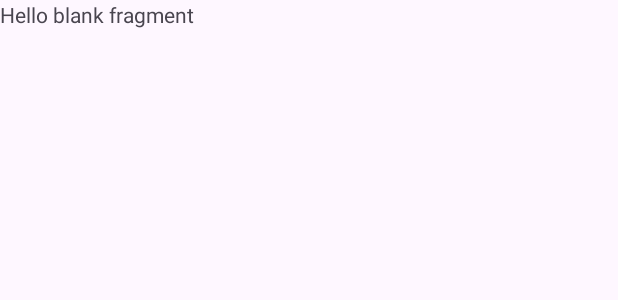
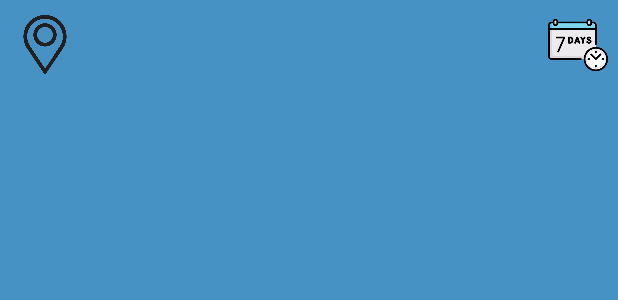
Before and after one commit to Nikolay-Ivanchenko94/WetherNow, an Android app: the layout fragment_week_weather.xml on its own in the app's theme, with its tools: preview values and no code run, on a phone screen of 412 x 824 dp. Shown: the top 300 px of the screen. Run offline under Robolectric (Android 15) with nearby library versions, the phone set to English and light mode, and no system bars; network calls fail.

Commit message:
1.Implement transfer to WeekWeatherFragment with calendar icon click,when i add setOnClickListener, appears mistake. 2.Implement transfer to MapFragment with calendar icon click, when i add setOnClickListener, appears mistake.

```diff
--- a/app/src/main/java/com/example/wethernow/fragment/CityWeatherFragment.java
+++ b/app/src/main/java/com/example/wethernow/fragment/CityWeatherFragment.java
@@ -42,7 +42,6 @@ public class CityWeatherFragment extends Fragment {
         requestCurrentWeather();
         initRecyclerView();
         return binding.getRoot();
-
     }
 
 
--- a/app/src/main/java/com/example/wethernow/fragment/WeekWeatherFragment.java
+++ b/app/src/main/java/com/example/wethernow/fragment/WeekWeatherFragment.java
@@ -1,5 +1,6 @@
 package com.example.wethernow.fragment;
 
+import android.content.Intent;
 import android.os.Bundle;
 
 import androidx.fragment.app.Fragment;
@@ -9,13 +10,21 @@ import android.view.View;
 import android.view.ViewGroup;
 
 import com.example.wethernow.R;
+import com.example.wethernow.databinding.FragmentCityWeatherBinding;
+import com.example.wethernow.databinding.FragmentWeekWeatherBinding;
 
 
 public class WeekWeatherFragment extends Fragment {
 
+    private FragmentWeekWeatherBinding binding;
+
     @Override
     public View onCreateView(LayoutInflater inflater, ViewGroup container,
                              Bundle savedInstanceState) {
-        return inflater.inflate(R.layout.fragment_week_weather, container, false);
+        binding = FragmentWeekWeatherBinding.inflate(inflater,container,false);
+        return binding.getRoot();
+        binding.Bnt7Days.setOnClickListener(v ->{Intent intent = new Intent(WeekWeatherFragment.this, CityWeatherFragment.class)});
+        binding.BtnMap.setOnClickListener(v -> {Intent intent = new Intent(WeekWeatherFragment.this, MapFragment.class)});
+
     }
 }
--- a/app/src/main/res/layout/fragment_week_weather.xml
+++ b/app/src/main/res/layout/fragment_week_weather.xml
@@ -1,14 +1,52 @@
 <?xml version="1.0" encoding="utf-8"?>
-<FrameLayout xmlns:android="http://schemas.android.com/apk/res/android"
+<androidx.constraintlayout.widget.ConstraintLayout xmlns:android="http://schemas.android.com/apk/res/android"
     xmlns:tools="http://schemas.android.com/tools"
     android:layout_width="match_parent"
     android:layout_height="match_parent"
+    xmlns:app="http://schemas.android.com/apk/res-auto"
+    android:background="@drawable/weather_fon"
     tools:context=".fragment.WeekWeatherFragment">
 
-    <!-- TODO: Update blank fragment layout -->
-    <TextView
+
+    <ScrollView
         android:layout_width="match_parent"
         android:layout_height="match_parent"
-        android:text="@string/hello_blank_fragment" />
+        app:layout_constraintBottom_toBottomOf="parent"
+        app:layout_constraintEnd_toEndOf="parent"
+        app:layout_constraintHorizontal_bias="0.0"
+        app:layout_constraintStart_toStartOf="parent"
+        app:layout_constraintTop_toTopOf="parent"
+        app:layout_constraintVertical_bias="0.0">
 
-</FrameLayout>
+
+<LinearLayout
+    android:layout_width="match_parent"
+    android:layout_height="wrap_content">
+
+
+    <Button
+        android:layout_width="40dp"
+        android:layout_height="40dp"
+        android:id="@+id/BtnMap"
+        android:background="@drawable/map"
+        android:layout_marginTop="10dp"
+        android:layout_marginLeft="10dp"/>
+
+
+    <Button
+        android:layout_width="40dp"
+        android:layout_height="40dp"
+        android:id="@+id/Bnt7Days"
+        android:layout_marginTop="10dp"
+        android:background="@drawable/btn7days"
+        android:layout_marginLeft="315dp"/>
+
+
+</LinearLayout>
+
+
+    </ScrollView>
+
+
+
+</androidx.constraintlayout.widget.ConstraintLayout>
--- a/app/src/main/res/values-night/themes.xml
+++ b/app/src/main/res/values-night/themes.xml
@@ -1,6 +1,6 @@
 <resources xmlns:tools="http://schemas.android.com/tools">
     <!-- Base application theme. -->
-    <style name="Base.Theme.WetherNow" parent="Theme.Material3.DayNight.NoActionBar">
+    <style name="Base.Theme.WetherNow" parent="Theme.AppCompat.Light.NoActionBar">
         <!-- Customize your dark theme here. -->
         <!-- <item name="colorPrimary">@color/my_dark_primary</item> -->
     </style>
--- a/app/src/main/res/values/themes.xml
+++ b/app/src/main/res/values/themes.xml
@@ -1,6 +1,6 @@
 <resources xmlns:tools="http://schemas.android.com/tools">
     <!-- Base application theme. -->
-    <style name="Base.Theme.WetherNow" parent="Theme.Material3.DayNight.NoActionBar">
+    <style name="Base.Theme.WetherNow" parent="Theme.AppCompat.Light.NoActionBar">
         <!-- Customize your light theme here. -->
         <!-- <item name="colorPrimary">@color/my_light_primary</item> -->
     </style>
```
Also changed, not shown: app/src/main/res/drawable/btn7days.png (added), app/src/main/res/drawable/map.png (added).
